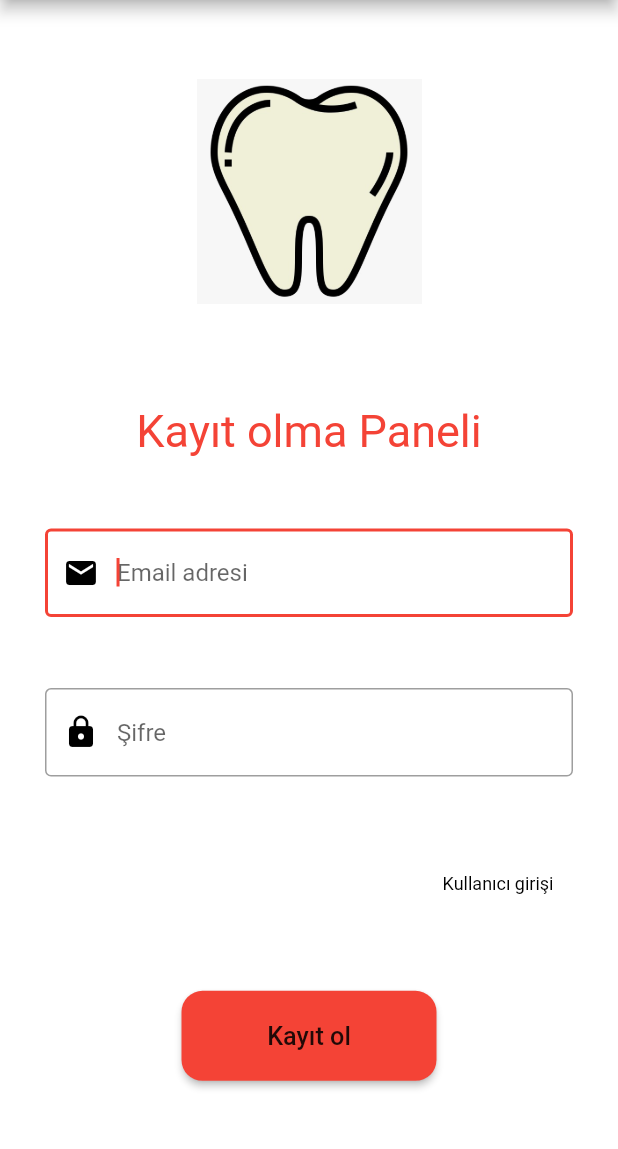
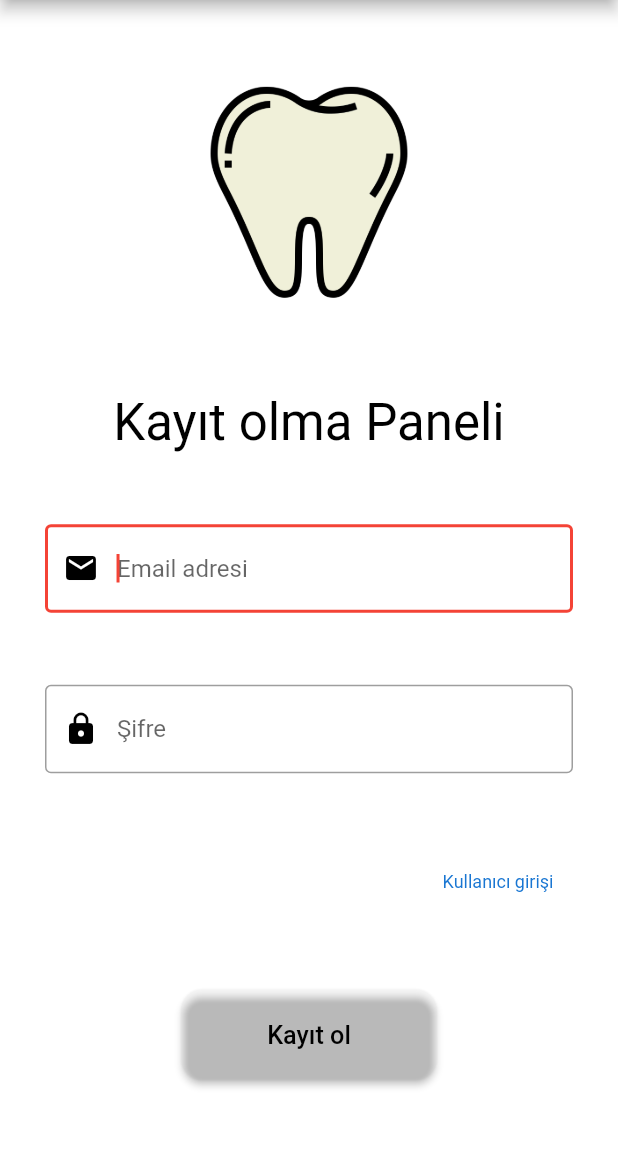
Before and after one commit to eyupabay/Flutter_dis_hekimligi_projesi, a Flutter app: the screen it shows after launch, after a tap on "Kayıt ol", on a phone screen of 412 x 824 dp, the part 84-1233 px from its top. Run offline on Flutter 3.47's test engine with Material 2 defaults, Android fonts, the phone set to English and light mode, and no system bars; our stand-ins replace cloud_firestore, firebase_auth, firebase_core; accounts and stored records are empty; network calls fail.

Commit message:
v0.2
ornek uyelik:
bitirme@test.com
testing

```diff
--- a/lib/log_islemleri.dart
+++ b/lib/logging/log_islemleri.dart
@@ -2,7 +2,7 @@ import 'package:flutter/material.dart';
 import 'package:firebase_auth/firebase_auth.dart';
 import 'package:flutter_uygulama_deniyorum/main.dart';
 
-TextField kayitSifreBilgileri(TextEditingController passwordController) =>
+TextField textSifreGirdileri(TextEditingController passwordController) =>
     TextField(
       controller: passwordController,
       obscureText: true, //Parola gizleme fonksiyonu
@@ -16,8 +16,7 @@ TextField kayitSifreBilgileri(TextEditingController passwordController) =>
       ),
     );
 
-TextField kayitMailBilgileri(TextEditingController emailController) =>
-    TextField(
+TextField textMailGirdileri(TextEditingController emailController) => TextField(
       textInputAction: TextInputAction.next,
       autofocus: true,
       controller: emailController,
--- a/lib/main.dart
+++ b/lib/main.dart
@@ -1,6 +1,6 @@
 import 'package:firebase_core/firebase_core.dart';
 import 'package:flutter/material.dart';
-import 'package:flutter_uygulama_deniyorum/login_page.dart';
+import 'package:flutter_uygulama_deniyorum/pages/login_page.dart';
 
 void main() {
   runApp(const MyApp());
@@ -14,9 +14,15 @@ class MyApp extends StatelessWidget {
     return MaterialApp(
       debugShowCheckedModeBanner: false,
       theme: ThemeData(
-        scaffoldBackgroundColor: Colors.white,
-        primarySwatch: Colors.red,
-      ),
+          backgroundColor: Colors.blue[400],
+          textTheme: TextTheme(
+              headline4: const TextStyle(color: Colors.black),
+              bodyText1: const TextStyle(color: Colors.black),
+              labelMedium: TextStyle(color: Colors.blue[700])),
+          scaffoldBackgroundColor: Colors.white,
+          primarySwatch: Colors.red,
+          cardColor: Colors.blue[200],
+          secondaryHeaderColor: Colors.green[300]),
       home: const HomePage(),
     );
   }
--- a/lib/ana_menu(doktor).dart
+++ b/lib/pages/ana_menu(doktor).dart
@@ -1,8 +1,8 @@
 import 'package:firebase_auth/firebase_auth.dart';
 import 'package:flutter/material.dart';
 import 'package:cloud_firestore/cloud_firestore.dart';
-import 'package:flutter_uygulama_deniyorum/log_islemleri.dart';
-import 'yiyecek_ve_icecek_okuma.dart';
+import 'package:flutter_uygulama_deniyorum/logging/log_islemleri.dart';
+import '../hasta_bilgileri/yiyecek_ve_icecek_okuma.dart';
 import 'ana_menu(hasta).dart';
 
 class DoktorPanel extends StatefulWidget {
--- /dev/null
+++ b/lib/pages/login_page.dart
@@ -0,0 +1,150 @@
+import 'package:firebase_auth/firebase_auth.dart';
+import 'package:cloud_firestore/cloud_firestore.dart';
+import 'package:flutter/material.dart';
+import 'package:flutter_uygulama_deniyorum/pages/ana_menu(hasta).dart';
+import 'package:flutter_uygulama_deniyorum/logging/log_islemleri.dart';
+import 'package:flutter_uygulama_deniyorum/pages/sign_in_page.dart';
+import 'package:flutter_uygulama_deniyorum/stringler.dart';
+
+class LoginPage extends StatefulWidget {
+  const LoginPage({Key? key}) : super(key: key);
+
+  @override
+  _LoginPageState createState() => _LoginPageState();
+}
+
+class _LoginPageState extends State<LoginPage> {
+  //Giris fonksiyonları
+  static Future<User?> emailsifreGiris(
+      {required String email,
+      required String password,
+      required BuildContext context}) async {
+    FirebaseAuth auth =
+        FirebaseAuth.instance; //Firebase Authentication çalıştırıyoruz.
+    User? user;
+    try {
+      UserCredential userCredential = await auth.signInWithEmailAndPassword(
+          //userCredential sınıfı içerisinde kayıtlı email aranıyor...
+          email: email,
+          password: password);
+      user = userCredential.user;
+    } on FirebaseAuthException catch (e) {
+      //userCredential içerisinde kayıtlı email yoksa ekrana bulunamadı yazdırıyor...
+      if (e.code == "user-not-found") {
+        print("Kullanici bulunamadi.");
+      }
+    }
+    return user;
+  }
+
+  @override
+  Widget build(BuildContext context) {
+    //textfield controller
+    TextEditingController emailController =
+        TextEditingController(); //Yazılan Textfield yerine eşitlenecek değişken adı
+    TextEditingController passwordController =
+        TextEditingController(); //Yazılan Textfield yerine eşitlenecek değişken adı
+
+    Future<void> kayitol() async {
+      //HASTALAR İÇİN
+      await FirebaseAuth.instance
+          .createUserWithEmailAndPassword(
+              //Email ile kullanıcı oluşturmak için kullanılan Firebase fonksiyonu
+              email: emailController.text,
+              password: passwordController.text)
+          .then((kullanici) {
+        FirebaseFirestore.instance
+            .collection("Musteriler")
+            .doc(emailController.text)
+            .set({
+          "role": "hasta",
+          "Email": emailController.text
+        }).whenComplete(() => print(
+                "Kullanıcı oluşturulup veritabanında Musteriler koleksiyonuna hasta profili ekledi."));
+      });
+    }
+
+    return Scaffold(
+      appBar: AppBar(
+        //Ekranın en üstünde bir bar açar
+        leadingWidth: double.infinity,
+        title: Center(
+          child: Text(
+            Stringler.uygulamaAdi,
+            //textAlign: TextAlign.center,
+            style: TextStyle(color: Colors.red[120]),
+          ),
+        ),
+      ),
+      body: Padding(
+        padding: const EdgeInsets.only(right: 30, left: 30, top: 5),
+        child: Column(
+          //Sütun döndürür..
+          mainAxisAlignment: MainAxisAlignment.spaceEvenly,
+          children: <Widget>[
+            Container(
+              width: 150,
+              margin: const EdgeInsets.only(bottom: 10),
+              child: Image.asset('assets/images/tooth.png'),
+            ),
+            Text(
+              Stringler.karsila,
+              textAlign: TextAlign.center,
+              style: Theme.of(context).textTheme.headline4,
+            ),
+            textMailGirdileri(emailController),
+            textSifreGirdileri(passwordController),
+            Row(
+              mainAxisAlignment: MainAxisAlignment.end,
+              children: [
+                TextButton(
+                  onPressed: () {
+                    Navigator.of(context).pushReplacement(MaterialPageRoute(
+                        builder: (context) => const SigninPage()));
+                  },
+                  style: ElevatedButton.styleFrom(
+                    padding: const EdgeInsets.symmetric(horizontal: 20),
+                    fixedSize: const Size(80, 60),
+                    shape: RoundedRectangleBorder(
+                        borderRadius: BorderRadius.circular(14)),
+                  ),
+                  child: Text(
+                    Stringler.kayitOl,
+                    style: Theme.of(context).textTheme.labelMedium,
+                  ),
+                ),
+              ],
+            ),
+            ElevatedButton(
+              style: ElevatedButton.styleFrom(
+                  primary: Color(Theme.of(context).backgroundColor.blue),
+                  padding:
+                      const EdgeInsets.symmetric(horizontal: 50, vertical: 20),
+                  fixedSize: const Size(170, 60),
+                  shape: RoundedRectangleBorder(
+                      borderRadius: BorderRadius.circular(14))),
+              onPressed: () async {
+                //const kararYeri();
+                User? user = await emailsifreGiris(
+                    email: emailController.text,
+                    password: passwordController.text,
+                    context: context);
+                print(user);
+                if (user != null) {
+                  Navigator.of(context).pushReplacement(MaterialPageRoute(
+                      builder: (context) => const HastaPaneli()));
+                  //Navigate ile ilerideki sayfaya yönlendirdik.
+                }
+              },
+              child: Text(
+                Stringler.girisYap,
+                style: Theme.of(context).textTheme.bodyText1,
+                textScaleFactor: 1.2,
+              ),
+            ),
+          ],
+        ),
+      ),
+    );
+  }
+}
--- a/lib/profil_sayfasi.dart
+++ b/lib/pages/profil_sayfasi.dart
@@ -1,7 +1,7 @@
 import 'package:firebase_auth/firebase_auth.dart';
 import 'package:flutter/material.dart';
-import 'package:flutter_uygulama_deniyorum/ana_menu(hasta).dart';
-import 'package:flutter_uygulama_deniyorum/log_islemleri.dart';
+import 'package:flutter_uygulama_deniyorum/pages/ana_menu(hasta).dart';
+import 'package:flutter_uygulama_deniyorum/logging/log_islemleri.dart';
 
 class ProfilPage extends StatefulWidget {
   const ProfilPage({Key? key}) : super(key: key);
--- a/lib/login_page.dart
+++ b/lib/pages/sign_in_page.dart
@@ -1,42 +1,18 @@
 import 'package:firebase_auth/firebase_auth.dart';
 import 'package:cloud_firestore/cloud_firestore.dart';
 import 'package:flutter/material.dart';
-import 'package:flutter_uygulama_deniyorum/ana_menu(hasta).dart';
-import 'package:flutter_uygulama_deniyorum/log_islemleri.dart';
-import 'package:flutter_uygulama_deniyorum/sign_in_page.dart';
+import 'package:flutter_uygulama_deniyorum/logging/log_islemleri.dart';
+import 'package:flutter_uygulama_deniyorum/pages/login_page.dart';
 import 'package:flutter_uygulama_deniyorum/stringler.dart';
 
-class LoginPage extends StatefulWidget {
-  const LoginPage({Key? key}) : super(key: key);
+class SigninPage extends StatefulWidget {
+  const SigninPage({Key? key}) : super(key: key);
 
   @override
-  _LoginPageState createState() => _LoginPageState();
+  _SigninPageState createState() => _SigninPageState();
 }
 
-class _LoginPageState extends State<LoginPage> {
-  //Giris fonksiyonları
-  static Future<User?> emailsifreGiris(
-      {required String email,
-      required String password,
-      required BuildContext context}) async {
-    FirebaseAuth auth =
-        FirebaseAuth.instance; //Firebase Authentication çalıştırıyoruz.
-    User? user;
-    try {
-      UserCredential userCredential = await auth.signInWithEmailAndPassword(
-          //userCredential sınıfı içerisinde kayıtlı email aranıyor...
-          email: email,
-          password: password);
-      user = userCredential.user;
-    } on FirebaseAuthException catch (e) {
-      //userCredential içerisinde kayıtlı email yoksa ekrana bulunamadı yazdırıyor...
-      if (e.code == "user-not-found") {
-        print("Kullanici bulunamadi.");
-      }
-    }
-    return user;
-  }
-
+class _SigninPageState extends State<SigninPage> {
   @override
   Widget build(BuildContext context) {
     //textfield controller
@@ -61,7 +37,8 @@ class _LoginPageState extends State<LoginPage> {
           "Email": emailController.text
         }).whenComplete(() => print(
                 "Kullanıcı oluşturulup veritabanında Musteriler koleksiyonuna hasta profili ekledi."));
-      });
+      }).whenComplete(() => Navigator.of(context).pushReplacement(
+              MaterialPageRoute(builder: (context) => const LoginPage())));
     }
 
     return Scaffold(
@@ -84,32 +61,31 @@ class _LoginPageState extends State<LoginPage> {
           children: <Widget>[
             Container(
               width: 150,
-              margin: const EdgeInsets.only(bottom: 20),
+              margin: const EdgeInsets.only(bottom: 10),
               child: Image.asset('assets/images/tooth.png'),
             ),
-            const Text(
-              Stringler.karsila,
+            Text(
+              Stringler.kayitOlmaPaneli,
               textAlign: TextAlign.center,
-              style: TextStyle(color: Colors.red, fontSize: 30.0),
+              style: Theme.of(context).textTheme.headline4,
             ),
-            kayitMailBilgileri(emailController),
-            kayitSifreBilgileri(passwordController),
+            textMailGirdileri(emailController),
+            textSifreGirdileri(passwordController),
             Row(
               mainAxisAlignment: MainAxisAlignment.end,
               children: [
                 TextButton(
                   onPressed: () {
                     Navigator.of(context).pushReplacement(MaterialPageRoute(
-                        builder: (context) => const SigninPage()));
+                        builder: (context) => const LoginPage()));
                   },
                   style: ElevatedButton.styleFrom(
-                    padding: const EdgeInsets.symmetric(horizontal: 20),
-                    fixedSize: const Size(80, 60),
-                    shape: RoundedRectangleBorder(
-                        borderRadius: BorderRadius.circular(14)),
-                  ),
+                      padding: const EdgeInsets.symmetric(horizontal: 10),
+                      fixedSize: const Size(100, 20),
+                      shape: RoundedRectangleBorder(
+                          borderRadius: BorderRadius.circular(14))),
                   child: Text(
-                    Stringler.kayitOl,
+                    Stringler.kullaniciGiris,
                     style: Theme.of(context).textTheme.labelMedium,
                   ),
                 ),
@@ -117,26 +93,16 @@ class _LoginPageState extends State<LoginPage> {
             ),
             ElevatedButton(
               style: ElevatedButton.styleFrom(
-                  padding:
-                      const EdgeInsets.symmetric(horizontal: 50, vertical: 20),
-                  fixedSize: const Size(170, 60),
-                  shape: RoundedRectangleBorder(
-                      borderRadius: BorderRadius.circular(14))),
-              onPressed: () async {
-                //const kararYeri();
-                User? user = await emailsifreGiris(
-                    email: emailController.text,
-                    password: passwordController.text,
-                    context: context);
-                print(user);
-                if (user != null) {
-                  Navigator.of(context).pushReplacement(MaterialPageRoute(
-                      builder: (context) => const HastaPaneli()));
-                  //Navigate ile ilerideki sayfaya yönlendirdik.
-                }
-              },
+                primary: Color(Theme.of(context).backgroundColor.blue),
+                padding:
+                    const EdgeInsets.symmetric(horizontal: 50, vertical: 20),
+                fixedSize: const Size(170, 60),
+                shape: RoundedRectangleBorder(
+                    borderRadius: BorderRadius.circular(14)),
+              ),
+              onPressed: kayitol,
               child: Text(
-                Stringler.girisYap,
+                Stringler.kayitOl,
                 style: Theme.of(context).textTheme.bodyText1,
                 textScaleFactor: 1.2,
               ),
--- a/lib/sign_in_page.dart
+++ /dev/null
@@ -1,114 +0,0 @@
-import 'package:firebase_auth/firebase_auth.dart';
-import 'package:cloud_firestore/cloud_firestore.dart';
-import 'package:flutter/material.dart';
-import 'package:flutter_uygulama_deniyorum/log_islemleri.dart';
-import 'package:flutter_uygulama_deniyorum/login_page.dart';
-import 'package:flutter_uygulama_deniyorum/stringler.dart';
-
-class SigninPage extends StatefulWidget {
-  const SigninPage({Key? key}) : super(key: key);
-
-  @override
-  _SigninPageState createState() => _SigninPageState();
-}
-
-class _SigninPageState extends State<SigninPage> {
-  @override
-  Widget build(BuildContext context) {
-    //textfield controller
-    TextEditingController emailController =
-        TextEditingController(); //Yazılan Textfield yerine eşitlenecek değişken adı
-    TextEditingController passwordController =
-        TextEditingController(); //Yazılan Textfield yerine eşitlenecek değişken adı
-
-    Future<void> kayitol() async {
-      //HASTALAR İÇİN
-      await FirebaseAuth.instance
-          .createUserWithEmailAndPassword(
-              //Email ile kullanıcı oluşturmak için kullanılan Firebase fonksiyonu
-              email: emailController.text,
-              password: passwordController.text)
-          .then((kullanici) {
-        FirebaseFirestore.instance
-            .collection("Musteriler")
-            .doc(emailController.text)
-            .set({
-          "role": "hasta",
-          "Email": emailController.text
-        }).whenComplete(() => print(
-                "Kullanıcı oluşturulup veritabanında Musteriler koleksiyonuna hasta profili ekledi."));
-      }).whenComplete(() => Navigator.of(context).pushReplacement(
-              MaterialPageRoute(builder: (context) => const LoginPage())));
-    }
-
-    return Scaffold(
-      appBar: AppBar(
-        //Ekranın en üstünde bir bar açar
-        leadingWidth: double.infinity,
-        title: Center(
-          child: Text(
-            Stringler.uygulamaAdi,
-            //textAlign: TextAlign.center,
-            style: TextStyle(color: Colors.red[120]),
-          ),
-        ),
-      ),
-      body: Padding(
-        padding: const EdgeInsets.only(right: 30, left: 30, top: 5),
-        child: Column(
-          //Sütun döndürür..
-          mainAxisAlignment: MainAxisAlignment.spaceEvenly,
-          children: <Widget>[
-            Container(
-              width: 150,
-              margin: const EdgeInsets.only(bottom: 20),
-              child: Image.asset('assets/images/tooth.png'),
-            ),
-            const Text(
-              Stringler.kayitOlmaPaneli,
-              textAlign: TextAlign.center,
-              style: TextStyle(color: Colors.red, fontSize: 30.0),
-            ),
-            kayitMailBilgileri(emailController),
-            kayitSifreBilgileri(passwordController),
-            Row(
-              mainAxisAlignment: MainAxisAlignment.end,
-              children: [
-                TextButton(
-                  onPressed: () {
-                    Navigator.of(context).pushReplacement(MaterialPageRoute(
-                        builder: (context) => const LoginPage()));
-                  },
-                  style: ElevatedButton.styleFrom(
-                      padding: const EdgeInsets.symmetric(horizontal: 10),
-                      fixedSize: const Size(100, 20),
-                      shape: RoundedRectangleBorder(
-                          borderRadius: BorderRadius.circular(14))),
-                  child: Text(
-                    Stringler.kullaniciGiris,
-                    style: Theme.of(context).textTheme.labelMedium,
-                  ),
-                ),
-              ],
-            ),
-            ElevatedButton(
-              style: ElevatedButton.styleFrom(
-                padding:
-                    const EdgeInsets.symmetric(horizontal: 50, vertical: 20),
-                fixedSize: const Size(170, 60),
-                shape: RoundedRectangleBorder(
-                    borderRadius: BorderRadius.circular(14)),
-              ),
-              onPressed: kayitol,
-              child: Text(
-                Stringler.kayitOl,
-                style: Theme.of(context).textTheme.bodyText1,
-                textScaleFactor: 1.2,
-              ),
-            ),
-          ],
-        ),
-      ),
-    );
-  }
-}
```
Also changed, not shown: lib/logging/rol_mekanizmasi.dart (renamed from lib/rol_mekanizmasi.dart, +4 -4 lines), lib/pages/ana_menu(hasta).dart (renamed from lib/ana_menu(hasta).dart, +4 -4 lines), assets/images/tooth.png, lib/hasta_bilgileri/hasta_sayfa_bilgileri.dart (renamed from lib/hasta_sayfa_bilgileri.dart), lib/hasta_bilgileri/yiyecek_ve_icecek_okuma.dart (renamed from lib/yiyecek_ve_icecek_okuma.dart).
